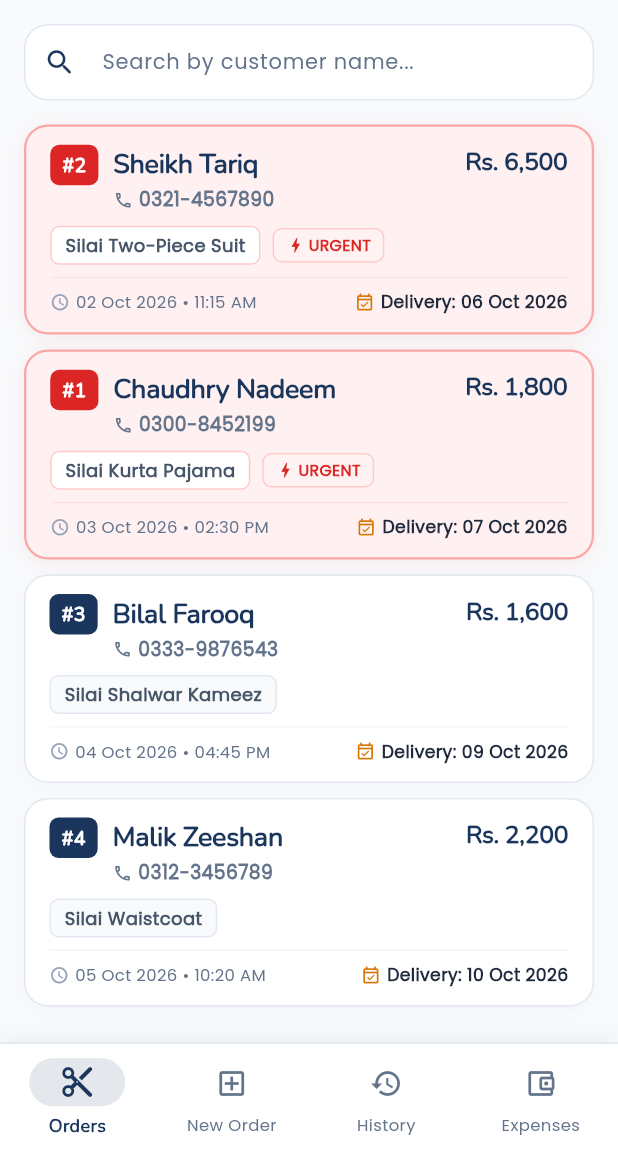
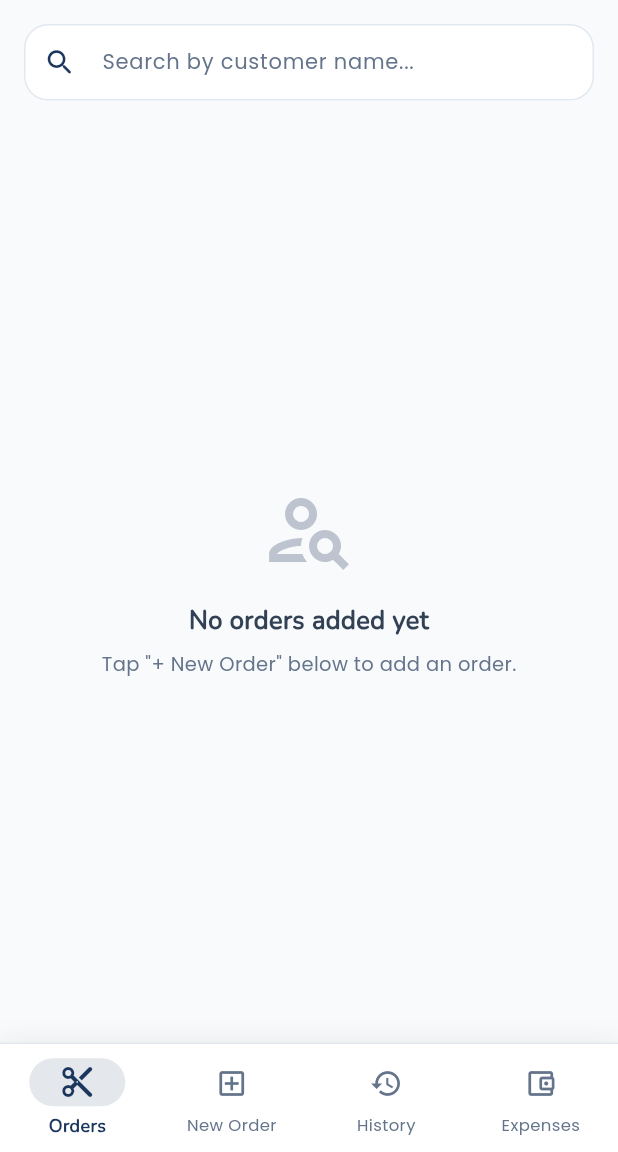
Before and after one commit to fazal-e-haq/DarziDairy, a Flutter app: the screen it shows after launch, on a phone screen of 412 x 824 dp, the part 84-1236 px from its top. Run offline on Flutter 3.47's test engine with Material 3 defaults, Android fonts, the phone set to English and light mode, and no system bars; our stand-ins replace fl_chart, go_router, isar, pdf, printing; accounts and stored records are empty; generated files the repository leaves out were written again.

Commit message:
fix: purge dummy orders, fix order deletion bug, remove offline badge card, fix snackbar and text overflows

```diff
--- a/lib/features/orders/presentation/providers/order_list_provider.dart
+++ b/lib/features/orders/presentation/providers/order_list_provider.dart
@@ -83,16 +83,29 @@ class OrderListProvider extends ChangeNotifier {
 
     _allOrders = await repository.getActiveOrders();
 
-    if (_allOrders.isEmpty) {
-      await _seedSampleOrders();
+    // Automatically purge legacy pre-made sample orders so user starts with a clean ledger
+    const dummyNames = {
+      'Chaudhry Nadeem',
+      'Sheikh Tariq',
+      'Bilal Farooq',
+      'Malik Zeeshan',
+      'Haji Abdul Rehman'
+    };
+    final dummyOrders = _allOrders.where((o) => dummyNames.contains(o.customerName)).toList();
+    if (dummyOrders.isNotEmpty) {
+      for (final d in dummyOrders) {
+        await repository.softDeleteOrder(d.id);
+      }
       _allOrders = await repository.getActiveOrders();
-      if (_allOrders.isEmpty) {
-        _allOrders = _getSampleOrdersList();
-      }
     }
 
-    if (_selectedOrder == null && _allOrders.isNotEmpty) {
+    if (_selectedOrder != null) {
+      final updated = _allOrders.where((o) => o.id == _selectedOrder!.id).firstOrNull;
+      _selectedOrder = updated;
+    } else if (_allOrders.isNotEmpty) {
       _selectedOrder = _allOrders.first;
+    } else {
+      _selectedOrder = null;
     }
 
     _isLoading = false;
@@ -136,86 +149,4 @@ class OrderListProvider extends ChangeNotifier {
     await repository.softDeleteOrder(orderId);
     await loadOrders();
   }
-
-  List<OrderEntity> _getSampleOrdersList() {
-    final now = DateTime.now();
-    return [
-      OrderEntity(
-        id: 1,
-        orderToken: '#1',
-        customerId: 0,
-        customerName: 'Chaudhry Nadeem',
-        customerPhone: '0300-8452199',
-        garmentType: 'Silai Kurta Pajama',
-        bookingDate: DateTime(now.year, now.month, now.day - 2, 14, 30),
-        targetDeadline: DateTime(now.year, now.month, now.day + 2),
-        isUrgent: true,
-        status: OrderStatus.active,
-        stitchingRate: 1800.0,
-        advancePaid: 1000.0,
-      ),
-      OrderEntity(
-        id: 2,
-        orderToken: '#2',
-        customerId: 0,
-        customerName: 'Sheikh Tariq',
-        customerPhone: '0321-4567890',
-        garmentType: 'Silai Two-Piece Suit',
-        bookingDate: DateTime(now.year, now.month, now.day - 3, 11, 15),
-        targetDeadline: DateTime(now.year, now.month, now.day + 1),
-        isUrgent: true,
-        status: OrderStatus.active,
-        stitchingRate: 6500.0,
-        advancePaid: 4000.0,
-      ),
-      OrderEntity(
-        id: 3,
-        orderToken: '#3',
-        customerId: 0,
-        customerName: 'Bilal Farooq',
-        customerPhone: '0333-9876543',
-        garmentType: 'Silai Shalwar Kameez',
-        bookingDate: DateTime(now.year, now.month, now.day - 1, 16, 45),
-        targetDeadline: DateTime(now.year, now.month, now.day + 4),
-        isUrgent: false,
-        status: OrderStatus.active,
-        stitchingRate: 1600.0,
-        advancePaid: 1600.0,
-      ),
-      OrderEntity(
-        id: 4,
-        orderToken: '#4',
-        customerId: 0,
-        customerName: 'Malik Zeeshan',
-        customerPhone: '0312-3456789',
-        garmentType: 'Silai Waistcoat',
-        bookingDate: DateTime(now.year, now.month, now.day, 10, 20),
-        targetDeadline: DateTime(now.year, now.month, now.day + 5),
-        isUrgent: false,
-        status: OrderStatus.active,
-        stitchingRate: 2200.0,
-        advancePaid: 800.0,
-      ),
-      OrderEntity(
-        id: 5,
-        orderToken: '#5',
-        customerId: 0,
-        customerName: 'Haji Abdul Rehman',
-        customerPhone: '0345-1234567',
-        garmentType: 'Silai Kurta Shalwar',
-        bookingDate: DateTime(now.year, now.month, now.day - 6, 12, 0),
-        targetDeadline: DateTime(now.year, now.month, now.day - 1),
-        isUrgent: false,
-        status: OrderStatus.completed,
-        stitchingRate: 2000.0,
-        advancePaid: 2000.0,
-      ),
-    ];
-  }
-
-  Future<void> _seedSampleOrders() async {
-    for (final order in _getSampleOrdersList()) {
-      await repository.saveOrder(order);
-    }
-  }
 }
--- a/lib/features/orders/presentation/screens/create_order_screen.dart
+++ b/lib/features/orders/presentation/screens/create_order_screen.dart
@@ -191,6 +191,7 @@ class _CreateOrderScreenState extends State<CreateOrderScreen> {
     await orderProvider.loadOrders();
 
     if (mounted) {
+      ScaffoldMessenger.of(context).clearSnackBars();
       ScaffoldMessenger.of(context).showSnackBar(
         SnackBar(
           content: Text(
@@ -199,6 +200,7 @@ class _CreateOrderScreenState extends State<CreateOrderScreen> {
           ),
           backgroundColor: AppColors.statusReady,
           behavior: SnackBarBehavior.floating,
+          duration: const Duration(seconds: 2),
         ),
       );
 
--- a/lib/features/orders/presentation/widgets/order_card.dart
+++ b/lib/features/orders/presentation/widgets/order_card.dart
@@ -159,8 +159,11 @@ class OrderCard extends StatelessWidget {
                     ),
                     const SizedBox(width: 10),
 
-                    // Price (Right-aligned, prominent)
-                    Text(
+                    // Price (Right-aligned, prominent, scaled safely)
+                    FittedBox(
+                      fit: BoxFit.scaleDown,
+                      alignment: Alignment.centerRight,
+                      child: Text(
                         CurrencyFormatter.format(order.stitchingRate),
                         style: const TextStyle(
                           fontFamily: 'Nunito',
@@ -168,6 +171,7 @@ class OrderCard extends StatelessWidget {
                           fontWeight: FontWeight.w800,
                           color: AppColors.primary,
                           letterSpacing: -0.2,
+                        ),
                       ),
                     ),
                   ],
@@ -235,10 +239,9 @@ class OrderCard extends StatelessWidget {
 
                 // Bottom Row: Booking Date & Time + Delivery / Completed Date
                 Row(
-                  mainAxisAlignment: MainAxisAlignment.spaceBetween,
                   children: [
-                    // Booking Date & Time
-                    Flexible(
+                    // Booking Date
+                    Expanded(
                       flex: 5,
                       child: Row(
                         mainAxisSize: MainAxisSize.min,
@@ -249,9 +252,9 @@ class OrderCard extends StatelessWidget {
                             color: Color(0xFF94A3B8),
                           ),
                           const SizedBox(width: 4),
-                          Flexible(
+                          Expanded(
                             child: Text(
-                              DateFormatter.formatDateTime(order.bookingDate),
+                              DateFormatter.formatDate(order.bookingDate),
                               maxLines: 1,
                               overflow: TextOverflow.ellipsis,
                               style: const TextStyle(
@@ -267,7 +270,7 @@ class OrderCard extends StatelessWidget {
                     const SizedBox(width: 8),
 
                     // Delivery Date / Completed Status
-                    Flexible(
+                    Expanded(
                       flex: 6,
                       child: Row(
                         mainAxisSize: MainAxisSize.min,
@@ -286,12 +289,14 @@ class OrderCard extends StatelessWidget {
                           ),
                           const SizedBox(width: 4),
                           Flexible(
+                            child: FittedBox(
+                              fit: BoxFit.scaleDown,
+                              alignment: Alignment.centerRight,
                               child: Text(
                                 isCompleted
-                                  ? 'Completed: ${DateFormatter.formatDate(order.targetDeadline)}'
-                                  : 'Delivery: ${DateFormatter.formatDate(order.targetDeadline)}',
+                                    ? 'Done: ${DateFormatter.formatDate(order.targetDeadline)}'
+                                    : 'Due: ${DateFormatter.formatDate(order.targetDeadline)}',
                                 maxLines: 1,
-                              overflow: TextOverflow.ellipsis,
                                 style: TextStyle(
                                   fontSize: 11.5,
                                   fontWeight: FontWeight.w700,
@@ -300,6 +305,7 @@ class OrderCard extends StatelessWidget {
                                       : (isOverdue
                                           ? const Color(0xFFDC2626)
                                           : const Color(0xFF1E293B)),
+                                ),
                               ),
                             ),
                           ),
--- a/lib/shared/extensions/context_extensions.dart
+++ b/lib/shared/extensions/context_extensions.dart
@@ -10,11 +10,13 @@ extension ContextExtensions on BuildContext {
   double get screenHeight => MediaQuery.of(this).size.height;
 
   void showSnackBar(String message, {bool isError = false}) {
+    ScaffoldMessenger.of(this).clearSnackBars();
     ScaffoldMessenger.of(this).showSnackBar(
       SnackBar(
         content: Text(message),
         backgroundColor: isError ? Colors.red.shade700 : Colors.grey.shade900,
         behavior: SnackBarBehavior.floating,
+        duration: const Duration(seconds: 2),
       ),
     );
   }
```
Also changed, not shown: lib/features/expenses/presentation/screens/profile_expense_screen.dart (+2 -6 lines), lib/features/orders/presentation/screens/order_detail_screen.dart (+29 -4 lines), lib/features/orders/presentation/widgets/measurement_grid_input.dart (+7 -4 lines), 1 other file. Lines whose indentation alone changed are shown as unchanged.
